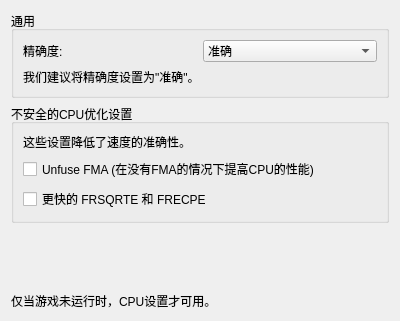
First picture: the form in src/yuzu/configuration/configure_cpu.ui, repository formylover/yuzu-early-access, before the edit.
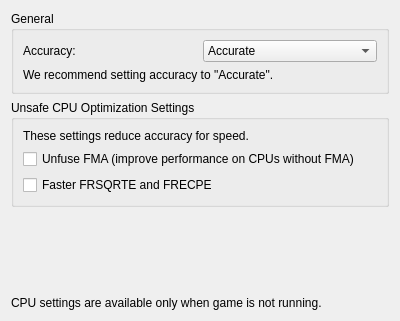
Second picture: the form after the edit.

```diff
--- a/src/yuzu/configuration/configure_cpu.ui
+++ b/src/yuzu/configuration/configure_cpu.ui
@@ -19,7 +19,7 @@
      <item>
       <widget class="QGroupBox">
        <property name="title">
-        <string>通用</string>
+        <string>General</string>
        </property>
        <layout class="QVBoxLayout">
         <item>
@@ -27,7 +27,7 @@
           <item>
            <widget class="QLabel">
             <property name="text">
-             <string>精确度:</string>
+             <string>Accuracy:</string>
             </property>
            </widget>
           </item>
@@ -35,7 +35,7 @@
            <widget class="QComboBox" name="accuracy">
             <item>
              <property name="text">
-              <string>准确</string>
+              <string>Accurate</string>
              </property>
             </item>
             <item>
@@ -58,7 +58,7 @@
             <bool>1</bool>
           </property>
           <property name="text">
-           <string>我们建议将精确度设置为"准确"。</string>
+           <string>We recommend setting accuracy to "Accurate".</string>
           </property>
          </widget>
         </item>
@@ -72,7 +72,7 @@
      <item>
       <widget class="QGroupBox" name="unsafe_group">
        <property name="title">
-        <string>不安全的CPU优化设置</string>
+        <string>Unsafe CPU Optimization Settings</string>
        </property>
        <layout class="QVBoxLayout">
         <item>
@@ -81,14 +81,14 @@
             <bool>1</bool>
           </property>
           <property name="text">
-           <string>这些设置降低了速度的准确性。</string>
+           <string>These settings reduce accuracy for speed.</string>
           </property>
          </widget>
         </item>
         <item>
          <widget class="QCheckBox" name="cpuopt_unsafe_unfuse_fma">
           <property name="text">
-           <string>Unfuse FMA (在没有FMA的情况下提高CPU的性能)</string>
+           <string>Unfuse FMA (improve performance on CPUs without FMA)</string>
           </property>
           <property name="toolTip">
            <string>
@@ -100,7 +100,7 @@
         <item>
          <widget class="QCheckBox" name="cpuopt_unsafe_reduce_fp_error">
           <property name="text">
-           <string>更快的 FRSQRTE 和 FRECPE</string>
+           <string>Faster FRSQRTE and FRECPE</string>
           </property>
           <property name="toolTip">
            <string>
@@ -130,7 +130,7 @@
    <item>
     <widget class="QLabel" name="label_disable_info">
      <property name="text">
-      <string>仅当游戏未运行时，CPU设置才可用。</string>
+      <string>CPU settings are available only when game is not running.</string>
      </property>
      <property name="wordWrap">
       <bool>true</bool>
```
Left out of the diff: 10 changed lines with no effect on the pictures.
